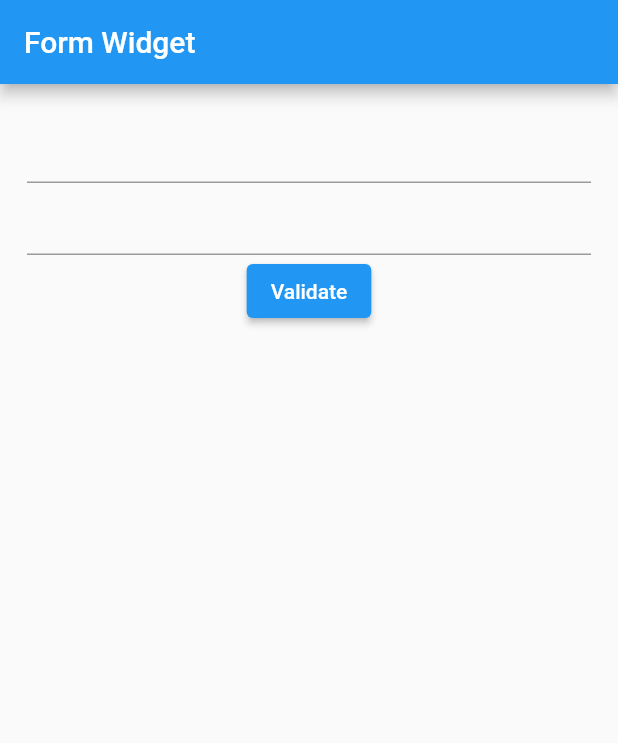
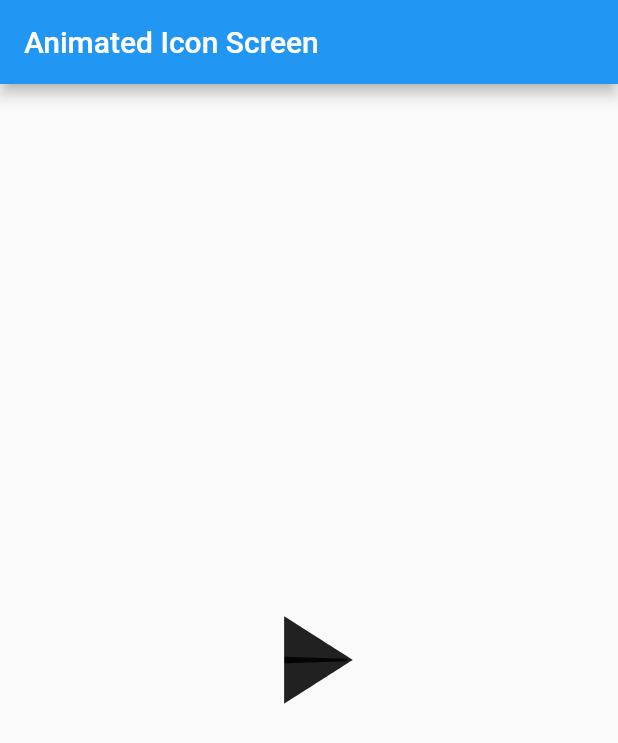
Before and after one commit to mdminhaziftekhar/Flutter-Widget-learning, a Flutter app: the screen it shows after launch, on a phone screen of 412 x 824 dp. Shown: the top 743 px of the screen. Run offline on Flutter 3.47's test engine with Material 2 defaults, Android fonts, the light colour scheme and no system bars.

Commit message:
Animated Icon widget

```diff
--- a/lib/main.dart
+++ b/lib/main.dart
@@ -2,6 +2,7 @@ import 'package:flutter/cupertino.dart';
 import 'package:flutter/material.dart';
 import 'package:flutter_learning/screens/alert_dialogue.dart';
 import 'package:flutter_learning/screens/animated_container.dart';
+import 'package:flutter_learning/screens/animated_icon.dart';
 import 'package:flutter_learning/screens/autocomplete.dart';
 import 'package:flutter_learning/screens/cardScreen.dart';
 import 'package:flutter_learning/screens/datepicker.dart';
@@ -44,6 +45,6 @@ class MyWidget extends StatefulWidget {
 class _MyWidgetState extends State<MyWidget> {
   @override
   Widget build(BuildContext context) {
-    return FormScreen();
+    return AnimatedIconScreen();
   }
 }
--- /dev/null
+++ b/lib/screens/animated_icon.dart
@@ -0,0 +1,56 @@
+import 'package:flutter/material.dart';
+
+class AnimatedIconScreen extends StatefulWidget {
+  const AnimatedIconScreen({super.key});
+
+  @override
+  State<AnimatedIconScreen> createState() => _AnimatedIconScreenState();
+}
+
+class _AnimatedIconScreenState extends State<AnimatedIconScreen>
+    with TickerProviderStateMixin {
+  bool _isPlay = false;
+  late AnimationController _controller;
+
+  @override
+  void initState() {
+    _controller = AnimationController(
+      vsync: this,
+      duration: const Duration(seconds: 1),
+    );
+    super.initState();
+  }
+
+  @override
+  void dispose() {
+    _controller.dispose();
+    super.dispose();
+  }
+
+  @override
+  Widget build(BuildContext context) {
+    return Scaffold(
+      appBar: AppBar(
+        title: Text('Animated Icon Screen'),
+      ),
+      body: Center(
+        child: GestureDetector(
+          onTap: () {
+            if (_isPlay == false) {
+              _controller.forward();
+              _isPlay = true;
+            } else {
+              _controller.reverse();
+              _isPlay = false;
+            }
+          },
+          child: AnimatedIcon(
+            icon: AnimatedIcons.play_pause,
+            progress: _controller,
+            size: 100,
+          ),
+        ),
+      ),
+    );
+  }
+}
```
